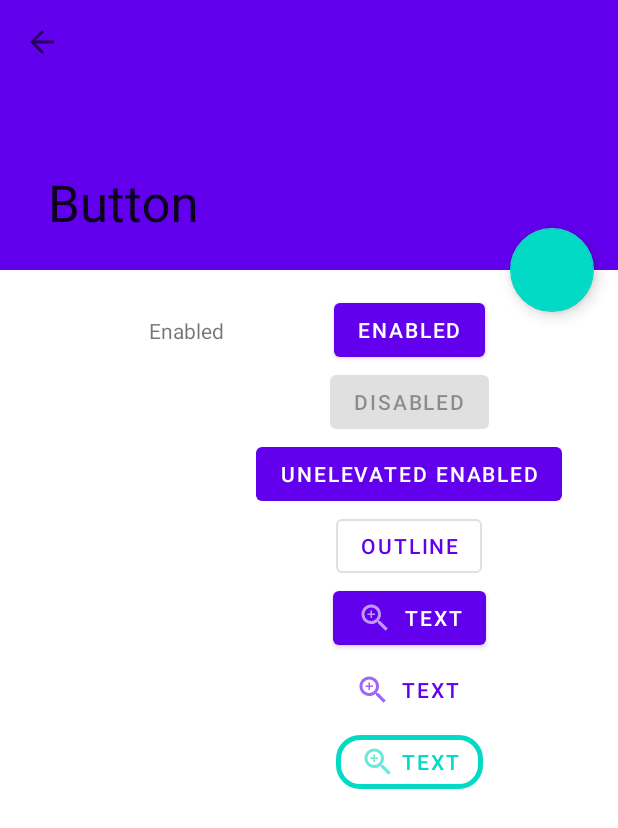
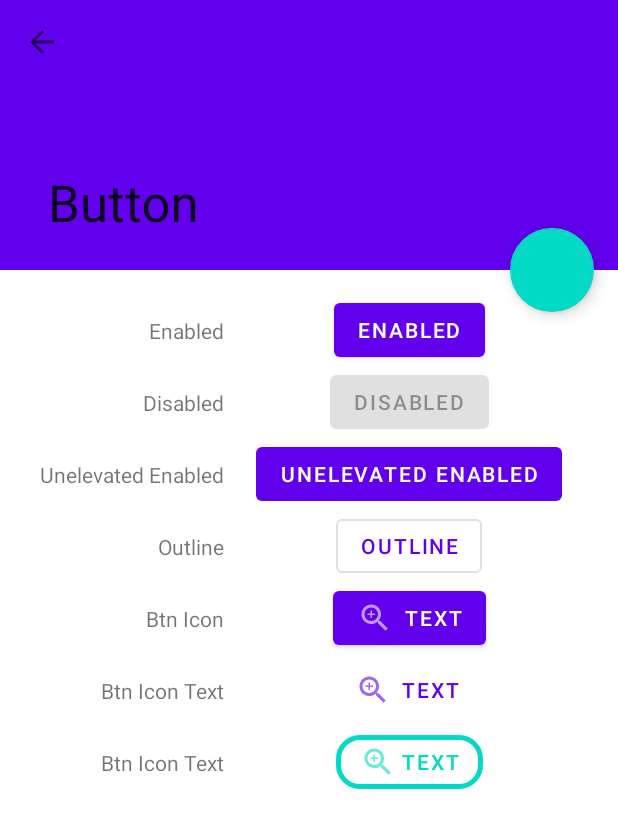
Before and after one commit to dsanchestorrico/MDComponentsDip, an Android app: the screen it shows after launch (ScrollingActivity), after a tap on "Button", on a phone screen of 412 x 824 dp. Shown: the top 828 px of the screen. Run offline under Robolectric (Android 15) with nearby library versions, the phone set to English and light mode, and no system bars.

Commit message:
Adicion de Text Views en funcion a los buttons

```diff
--- a/app/src/main/res/layout/fragment_button.xml
+++ b/app/src/main/res/layout/fragment_button.xml
@@ -115,5 +115,53 @@
         app:layout_constraintEnd_toStartOf="@id/guideline"
         app:layout_constraintBottom_toBottomOf="@id/btnEnable"
         app:layout_constraintTop_toTopOf="parent"/>
+    <TextView
+        android:id="@+id/tvDisabled"
+        android:layout_width="wrap_content"
+        android:layout_height="wrap_content"
+        android:text="Disabled"
+        app:layout_constraintEnd_toStartOf="@id/guideline"
+        app:layout_constraintBottom_toBottomOf="@id/btnDisable"
+        app:layout_constraintTop_toTopOf="@id/btnDisable"/>
+    <TextView
+        android:id="@+id/tvUnelevated"
+        android:layout_width="wrap_content"
+        android:layout_height="wrap_content"
+        android:text="Unelevated Enabled"
+        app:layout_constraintEnd_toStartOf="@id/guideline"
+        app:layout_constraintBottom_toBottomOf="@+id/btnUnelevateEnable"
+        app:layout_constraintTop_toTopOf="@+id/btnUnelevateEnable"/>
+    <TextView
+        android:id="@+id/tvOutline"
+        android:layout_width="wrap_content"
+        android:layout_height="wrap_content"
+        android:text="Outline"
+        app:layout_constraintEnd_toStartOf="@id/guideline"
+        app:layout_constraintBottom_toBottomOf="@+id/btnOutline"
+        app:layout_constraintTop_toTopOf="@+id/btnOutline"/>
+    <TextView
+        android:id="@+id/tvBtnIcon"
+        android:layout_width="wrap_content"
+        android:layout_height="wrap_content"
+        android:text="Btn Icon"
+        app:layout_constraintEnd_toStartOf="@id/guideline"
+        app:layout_constraintBottom_toBottomOf="@+id/btnIconEnable"
+        app:layout_constraintTop_toTopOf="@+id/btnIconEnable"/>
+    <TextView
+        android:id="@+id/tvBtnIconText"
+        android:layout_width="wrap_content"
+        android:layout_height="wrap_content"
+        android:text="Btn Icon Text"
+        app:layout_constraintEnd_toStartOf="@id/guideline"
+        app:layout_constraintBottom_toBottomOf="@+id/btnIconTextEnable"
+        app:layout_constraintTop_toTopOf="@+id/btnIconTextEnable"/>
+    <TextView
+        android:id="@+id/tvBtnIconCustom"
+        android:layout_width="wrap_content"
+        android:layout_height="wrap_content"
+        android:text="Btn Icon Text"
+        app:layout_constraintEnd_toStartOf="@id/guideline"
+        app:layout_constraintBottom_toBottomOf="@+id/btnCustom"
+        app:layout_constraintTop_toTopOf="@+id/btnCustom"/>
 
 </androidx.constraintlayout.widget.ConstraintLayout>
```
